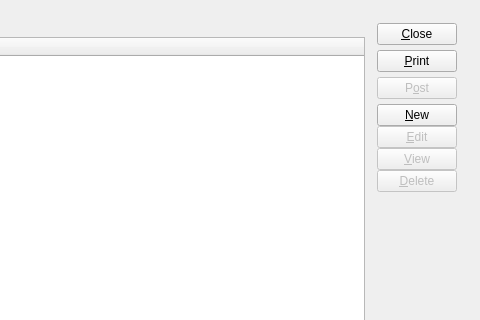
The window that guiclient/cashReceiptsEditList.ui (Pegasus-RPG/xtuple-client) describes before a commit, drawn with Qt 5; both pictures show x 320 to 800 and y 0 to 320 of the 800 by 600 pixel window.
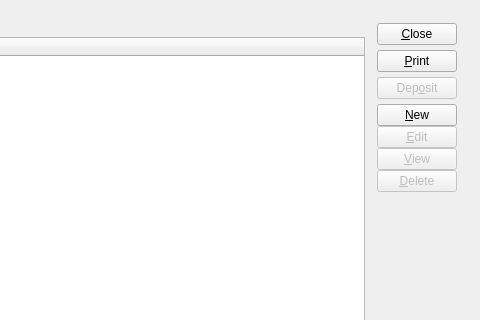
The same window after the commit. Custom widgets are drawn as their Qt base class.

```diff
--- a/guiclient/cashReceiptsEditList.ui
+++ b/guiclient/cashReceiptsEditList.ui
@@ -81,7 +81,7 @@
           <bool>false</bool>
          </property>
          <property name="text">
-          <string>P&amp;ost</string>
+          <string>Dep&amp;osit</string>
          </property>
         </widget>
        </item>
```
